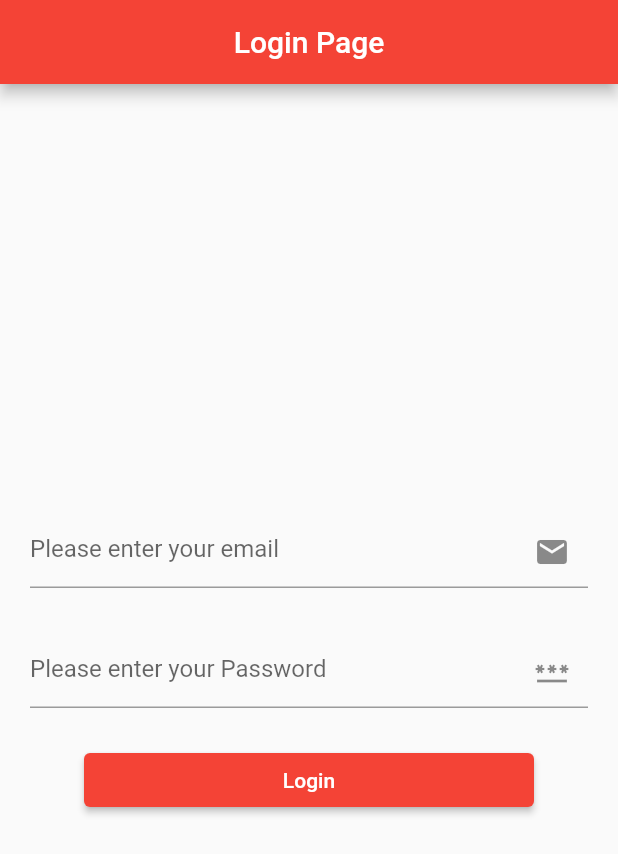
After one commit to ArafatHussain99/FapApp, a Flutter app: the screen it shows after launch, on a phone screen of 412 x 824 dp. The commit adds this screen. Shown: the top 854 px of the screen. Run offline on Flutter 3.47's test engine with Material 2 defaults, Android fonts, the phone set to English and light mode, and no system bars.

Commit message:
BackGround added

```diff
--- /dev/null
+++ b/lib/pages/login_page.dart
@@ -0,0 +1,71 @@
+import 'package:flutter/material.dart';
+
+class Login_page extends StatefulWidget {
+  Login_page({Key? key, required this.title}) : super(key: key);
+  final String title;
+  @override
+  _Login_pageState createState() => _Login_pageState();
+}
+
+class _Login_pageState extends State<Login_page> {
+  String email = "";
+  String password = "";
+  Widget build(BuildContext context) {
+    return Scaffold(
+      appBar: AppBar(
+        backgroundColor: Colors.red,
+        centerTitle: true,
+        title: Text(widget.title),
+      ),
+      body: Column(
+        mainAxisAlignment: MainAxisAlignment.center,
+        children: [
+          // Row(
+          //   mainAxisAlignment: MainAxisAlignment.spaceBetween,
+          //   children: [
+          //     IconButton(
+          //         onPressed: () {
+          //           print("press hoye geche..");
+          //         },
+          //         icon: Icon(Icons.menu)),
+          //     IconButton(
+          //         onPressed: () {
+          //           print("press hoyeee geche..");
+          //         },
+          //         icon: Icon(Icons.shopping_cart)),
+          //   ],
+          // ),
+          Padding(
+            padding: const EdgeInsets.symmetric(horizontal: 20, vertical: 16),
+            child: TextField(
+              decoration: InputDecoration(
+                suffixIcon: Icon(
+                  Icons.email,
+                ),
+                hintText: "Please enter your email",
+              ),
+            ),
+          ),
+          Padding(
+            padding: const EdgeInsets.symmetric(horizontal: 20, vertical: 16),
+            child: TextField(
+              obscureText: true,
+              decoration: InputDecoration(
+                suffixIcon: Icon(
+                  Icons.password,
+                ),
+                hintText: "Please enter your Password",
+              ),
+            ),
+          ),
+          Padding(
+            padding: const EdgeInsets.all(8.0),
+            child: Container(
+                width: 300,
+                child: ElevatedButton(onPressed: () {}, child: Text("Login"))),
+          ),
+        ],
+      ),
+    );
+  }
+}
```
Also changed, not shown: lib/main.dart (+2 -71 lines), lib/pages/fap.dart (renamed from lib/fap.dart, +4 -22 lines), pubspec.yaml (+5 -2 lines), lib/img/Healthy-Banana-Ice-Cream-Recipe.jpeg (added), lib/img/sad-boy.jpg (added), 1 other file.
